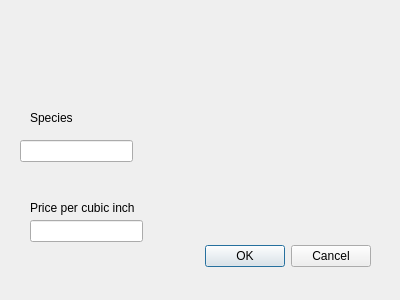
The window that pricedialog.ui (EtoDrowsy/CS499) describes before a commit, drawn with Qt 5.
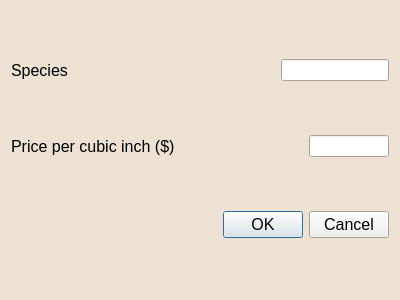
The same window after the commit.

```diff
--- a/pricedialog.ui
+++ b/pricedialog.ui
@@ -10,71 +10,116 @@
     <height>300</height>
    </rect>
   </property>
+  <property name="palette">
+   <palette>
+    <active>
+     <colorrole role="Window">
+      <brush brushstyle="SolidPattern">
+       <color alpha="255">
+        <red>236</red>
+        <green>225</green>
+        <blue>210</blue>
+       </color>
+      </brush>
+     </colorrole>
+    </active>
+    <inactive>
+     <colorrole role="Window">
+      <brush brushstyle="SolidPattern">
+       <color alpha="255">
+        <red>236</red>
+        <green>225</green>
+        <blue>210</blue>
+       </color>
+      </brush>
+     </colorrole>
+    </inactive>
+    <disabled>
+     <colorrole role="Base">
+      <brush brushstyle="SolidPattern">
+       <color alpha="255">
+        <red>236</red>
+        <green>225</green>
+        <blue>210</blue>
+       </color>
+      </brush>
+     </colorrole>
+     <colorrole role="Window">
+      <brush brushstyle="SolidPattern">
+       <color alpha="255">
+        <red>236</red>
+        <green>225</green>
+        <blue>210</blue>
+       </color>
+      </brush>
+     </colorrole>
+    </disabled>
+   </palette>
+  </property>
   <property name="windowTitle">
    <string>Dialog</string>
   </property>
-  <widget class="QDialogButtonBox" name="buttonBox">
-   <property name="geometry">
-    <rect>
-     <x>30</x>
-     <y>240</y>
-     <width>341</width>
-     <height>32</height>
-    </rect>
-   </property>
-   <property name="orientation">
-    <enum>Qt::Orientation::Horizontal</enum>
-   </property>
-   <property name="standardButtons">
-    <set>QDialogButtonBox::StandardButton::Cancel|QDialogButtonBox::StandardButton::Ok</set>
-   </property>
-  </widget>
-  <widget class="QLineEdit" name="speciesEdit">
-   <property name="geometry">
-    <rect>
-     <x>20</x>
-     <y>140</y>
-     <width>113</width>
-     <height>22</height>
-    </rect>
-   </property>
-  </widget>
-  <widget class="QLineEdit" name="priceEdit">
-   <property name="geometry">
-    <rect>
-     <x>30</x>
-     <y>220</y>
-     <width>113</width>
-     <height>22</height>
-    </rect>
-   </property>
-  </widget>
-  <widget class="QLabel" name="priceLabel">
-   <property name="geometry">
-    <rect>
-     <x>30</x>
-     <y>200</y>
-     <width>111</width>
-     <height>16</height>
-    </rect>
-   </property>
-   <property name="text">
-    <string>Price per cubic inch</string>
-   </property>
-  </widget>
-  <widget class="QLabel" name="speciesLabel">
-   <property name="geometry">
-    <rect>
-     <x>30</x>
-     <y>110</y>
-     <width>49</width>
-     <height>16</height>
-    </rect>
-   </property>
-   <property name="text">
-    <string>Species</string>
-   </property>
-  </widget>
+  <layout class="QGridLayout" name="gridLayout">
+   <item row="3" column="1" alignment="Qt::AlignmentFlag::AlignRight">
+    <widget class="QLineEdit" name="priceEdit">
+     <property name="maximumSize">
+      <size>
+       <width>80</width>
+       <height>16777215</height>
+      </size>
+     </property>
+    </widget>
+   </item>
+   <item row="3" column="0">
+    <widget class="QLabel" name="priceLabel">
+     <property name="font">
+      <font>
+       <pointsize>12</pointsize>
+      </font>
+     </property>
+     <property name="text">
+      <string>Price per cubic inch ($)</string>
+     </property>
+    </widget>
+   </item>
+   <item row="2" column="1" alignment="Qt::AlignmentFlag::AlignRight">
+    <widget class="QLineEdit" name="speciesEdit">
+     <property name="maximumSize">
+      <size>
+       <width>120</width>
+       <height>16777215</height>
+      </size>
+     </property>
+    </widget>
+   </item>
+   <item row="2" column="0">
+    <widget class="QLabel" name="speciesLabel">
+     <property name="font">
+      <font>
+       <pointsize>12</pointsize>
+      </font>
+     </property>
+     <property name="text">
+      <string>Species</string>
+     </property>
+    </widget>
+   </item>
+   <item row="4" column="1">
+    <widget class="QDialogButtonBox" name="buttonBox">
+     <property name="font">
+      <font>
+       <pointsize>12</pointsize>
+      </font>
+     </property>
+     <property name="orientation">
+      <enum>Qt::Orientation::Horizontal</enum>
+     </property>
+     <property name="standardButtons">
+      <set>QDialogButtonBox::StandardButton::Cancel|QDialogButtonBox::StandardButton::Ok</set>
+     </property>
+    </widget>
+   </item>
+  </layout>
  </widget>
  <resources/>
  <connections>
```
